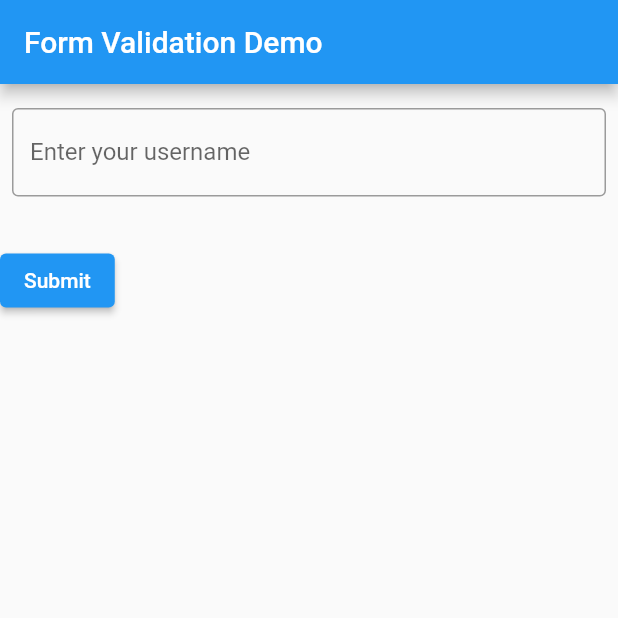
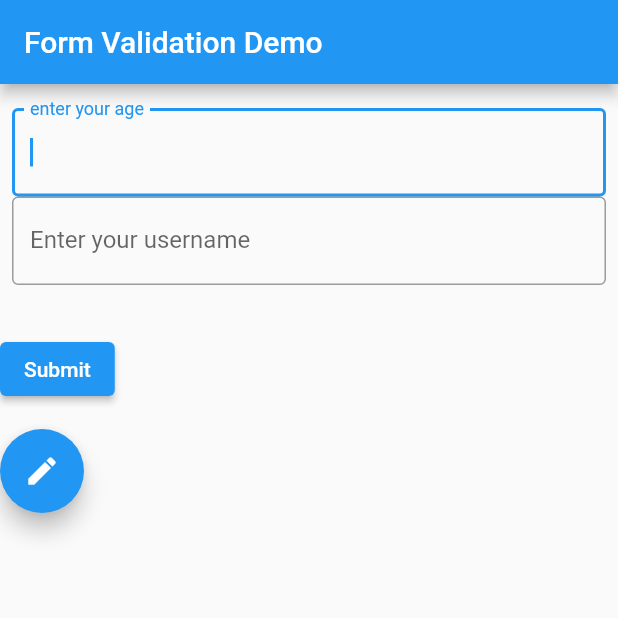
Before and after one commit to MishaAkram/flutter-forms, a Flutter app: the screen it shows after launch, on a phone screen of 412 x 824 dp, the top half of it. Run offline on Flutter 3.47's test engine with Material 2 defaults, Android fonts, the phone set to English and light mode, and no system bars.

Commit message:
retrieve value and added focus to text field using button

```diff
--- a/lib/main.dart
+++ b/lib/main.dart
@@ -29,6 +29,26 @@ class MyCustomForm extends StatefulWidget {
 
 class _MyCustomFormState extends State<MyCustomForm> {
   final _formKey = GlobalKey<FormState>();
+  final _myController = TextEditingController();
+  late FocusNode myFocusNode;
+  @override
+  void initState() {
+    super.initState();
+    _myController.addListener(_printLatestValues);
+    myFocusNode = FocusNode();
+  }
+
+  @override
+  void dispose() {
+    _myController.dispose();
+    myFocusNode.dispose();
+    super.dispose();
+  }
+
+  void _printLatestValues() {
+    print("second text fields: ${_myController.text}");
+  }
+
   @override
   Widget build(BuildContext context) {
     return Form(
@@ -38,7 +58,15 @@ class _MyCustomFormState extends State<MyCustomForm> {
         children: <Widget>[
           Padding(
             padding: EdgeInsets.symmetric(horizontal: 8, vertical: 16),
-            child: TextFormField(
+            child: Column(
+              children: [
+                TextField(
+                  autofocus: true,
+                  decoration: InputDecoration(
+                    border: OutlineInputBorder(),
+                    labelText: "enter your age",
+                  ),),
+              TextFormField(
                 validator: (value) {
                   if (value == null || value.isEmpty) {
                     return "please enter some text";
@@ -50,7 +78,14 @@ class _MyCustomFormState extends State<MyCustomForm> {
                   // hintText: "Enter a search term",
                   labelText: "Enter your username",
                 ),
+                onChanged: (text) {
+                  print('First text field: $text');
+                },
+                controller: _myController,
+                focusNode: myFocusNode,
               ),
+
+            ]),
           ),
           Padding(
               padding: const EdgeInsets.symmetric(vertical: 16.0),
@@ -62,7 +97,12 @@ class _MyCustomFormState extends State<MyCustomForm> {
                   }
                 },
                 child: Text("Submit"),
-              ))
+              )),
+          FloatingActionButton(
+            onPressed: () => myFocusNode.requestFocus(),
+            tooltip: 'Focus second text field',
+            child: Icon(Icons.edit),
+          )
         ],
       ),
     );
```
Lines whose indentation alone changed are shown as unchanged.
